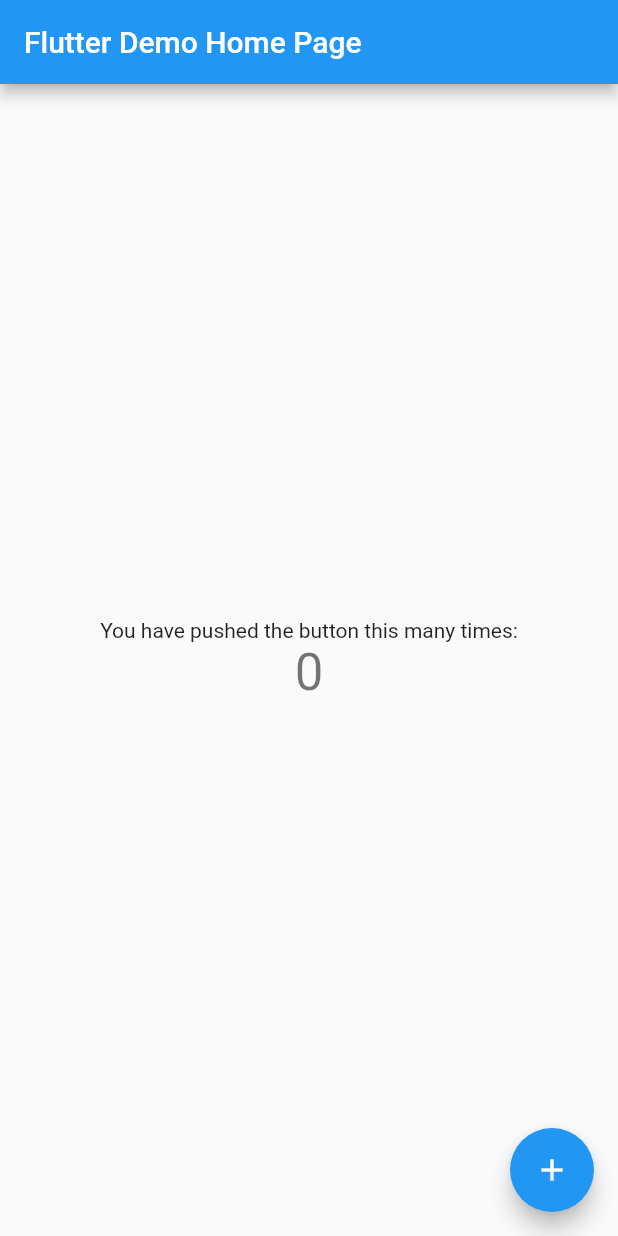
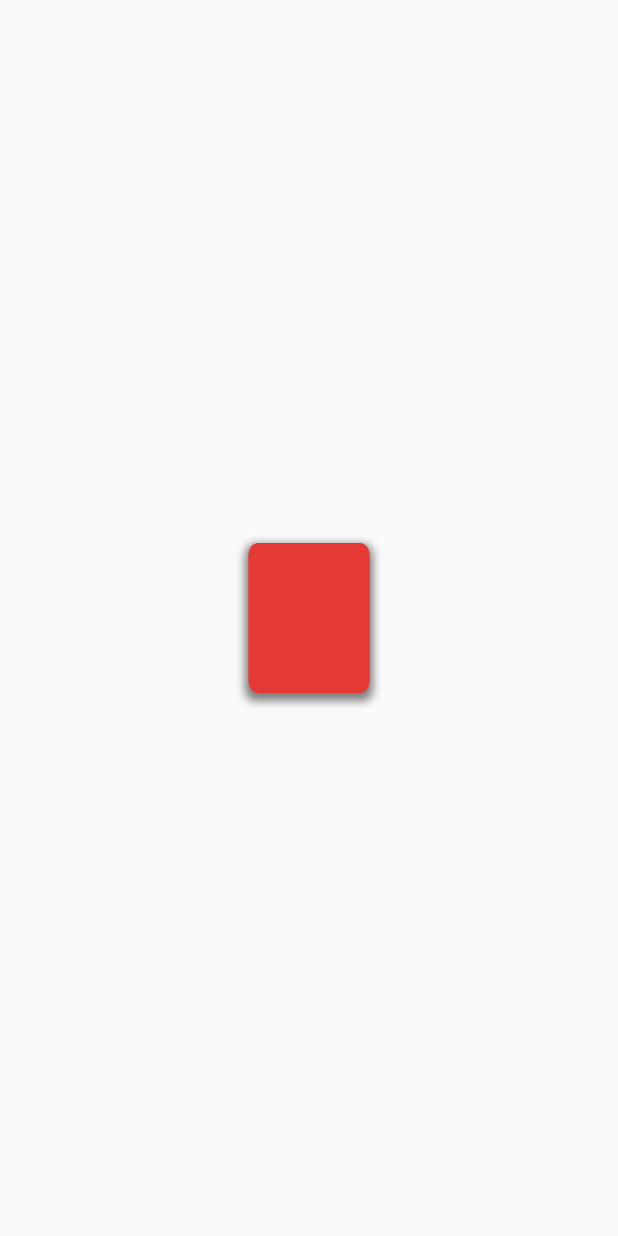
Before and after one commit to r3ddev1l/flutter_animations, a Flutter app: the screen it shows after launch, on a phone screen of 412 x 824 dp. Run offline on Flutter 3.47's test engine with Material 2 defaults, Android fonts, the light colour scheme and no system bars.

Commit message:
Practice 1

```diff
--- a/lib/main.dart
+++ b/lib/main.dart
@@ -1,4 +1,5 @@
 import 'package:flutter/material.dart';
+import 'dart:math' show pi;
 
 void main() {
   runApp(const MyApp());
@@ -7,109 +8,84 @@
 class MyApp extends StatelessWidget {
   const MyApp({super.key});
 
-  // This widget is the root of your application.
   @override
   Widget build(BuildContext context) {
     return MaterialApp(
-      title: 'Flutter Demo',
+      title: 'Flutter Animation Demo',
       theme: ThemeData(
-        // This is the theme of your application.
-        //
-        // Try running your application with "flutter run". You'll see the
-        // application has a blue toolbar. Then, without quitting the app, try
-        // changing the primarySwatch below to Colors.green and then invoke
-        // "hot reload" (press "r" in the console where you ran "flutter run",
-        // or simply save your changes to "hot reload" in a Flutter IDE).
-        // Notice that the counter didn't reset back to zero; the application
-        // is not restarted.
         primarySwatch: Colors.blue,
       ),
-      home: const MyHomePage(title: 'Flutter Demo Home Page'),
+      home: const MyHomePage(),
     );
   }
 }
 
 class MyHomePage extends StatefulWidget {
-  const MyHomePage({super.key, required this.title});
-
-  // This widget is the home page of your application. It is stateful, meaning
-  // that it has a State object (defined below) that contains fields that affect
-  // how it looks.
-
-  // This class is the configuration for the state. It holds the values (in this
-  // case the title) provided by the parent (in this case the App widget) and
-  // used by the build method of the State. Fields in a Widget subclass are
-  // always marked "final".
-
-  final String title;
+  const MyHomePage({
+    super.key,
+  });
 
   @override
   State<MyHomePage> createState() => _MyHomePageState();
 }
 
-class _MyHomePageState extends State<MyHomePage> {
-  int _counter = 0;
+class _MyHomePageState extends State<MyHomePage>
+    with SingleTickerProviderStateMixin {
+  late AnimationController _controller;
+  late Animation<double> _animation;
 
-  void _incrementCounter() {
-    setState(() {
-      // This call to setState tells the Flutter framework that something has
-      // changed in this State, which causes it to rerun the build method below
-      // so that the display can reflect the updated values. If we changed
-      // _counter without calling setState(), then the build method would not be
-      // called again, and so nothing would appear to happen.
-      _counter++;
-    });
+  @override
+  void initState() {
+    super.initState();
+    _controller = AnimationController(
+      vsync: this,
+      duration: const Duration(seconds: 2),
+    );
+    _animation = Tween<double>(
+      begin: 0.0,
+      end: 2 * pi,
+    ).animate(
+      _controller,
+    );
+    _controller.repeat();
+  }
+
+  @override
+  void dispose() {
+    _controller.dispose();
+    super.dispose();
   }
 
   @override
   Widget build(BuildContext context) {
-    // This method is rerun every time setState is called, for instance as done
-    // by the _incrementCounter method above.
-    //
-    // The Flutter framework has been optimized to make rerunning build methods
-    // fast, so that you can just rebuild anything that needs updating rather
-    // than having to individually change instances of widgets.
     return Scaffold(
-      appBar: AppBar(
-        // Here we take the value from the MyHomePage object that was created by
-        // the App.build method, and use it to set our appbar title.
-        title: Text(widget.title),
-      ),
       body: Center(
-        // Center is a layout widget. It takes a single child and positions it
-        // in the middle of the parent.
-        child: Column(
-          // Column is also a layout widget. It takes a list of children and
-          // arranges them vertically. By default, it sizes itself to fit its
-          // children horizontally, and tries to be as tall as its parent.
-          //
-          // Invoke "debug painting" (press "p" in the console, choose the
-          // "Toggle Debug Paint" action from the Flutter Inspector in Android
-          // Studio, or the "Toggle Debug Paint" command in Visual Studio Code)
-          // to see the wireframe for each widget.
-          //
-          // Column has various properties to control how it sizes itself and
-          // how it positions its children. Here we use mainAxisAlignment to
-          // center the children vertically; the main axis here is the vertical
-          // axis because Columns are vertical (the cross axis would be
-          // horizontal).
-          mainAxisAlignment: MainAxisAlignment.center,
-          children: <Widget>[
-            const Text(
-              'You have pushed the button this many times:',
+        child: AnimatedBuilder(
+          animation: _controller,
+          builder: (context, child) => Transform(
+            alignment: Alignment.center,
+            transform: Matrix4.identity()
+              ..rotateY(
+                _animation.value,
+              ),
+            child: Container(
+              height: 100,
+              width: 100,
+              decoration: BoxDecoration(
+                  color: Colors.red[600],
+                  borderRadius: BorderRadius.circular(8),
+                  boxShadow: [
+                    BoxShadow(
+                      color: Colors.black.withOpacity(.5),
+                      spreadRadius: 2,
+                      blurRadius: 5,
+                      offset: const Offset(0, 3),
+                    )
+                  ]),
             ),
-            Text(
-              '$_counter',
-              style: Theme.of(context).textTheme.headline4,
-            ),
-          ],
+          ),
         ),
       ),
-      floatingActionButton: FloatingActionButton(
-        onPressed: _incrementCounter,
-        tooltip: 'Increment',
-        child: const Icon(Icons.add),
-      ), // This trailing comma makes auto-formatting nicer for build methods.
     );
   }
 }
```
Also changed, not shown: pubspec.lock.
